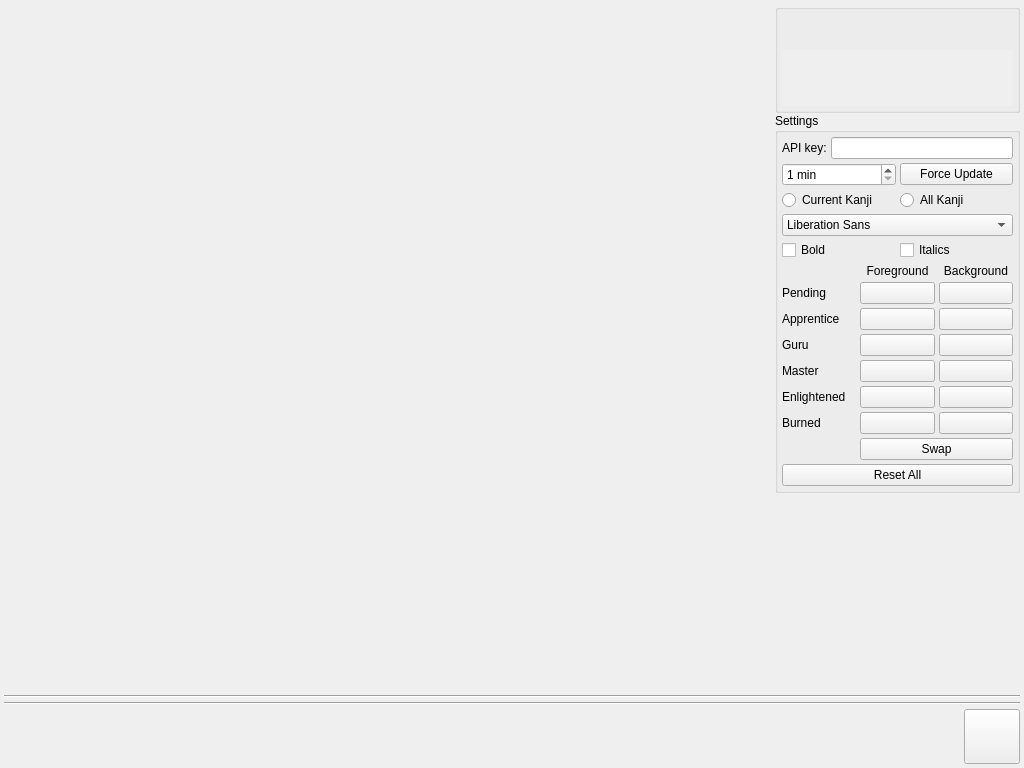
Above: src/widget.ui from agarny/wanikani before the change. Below: the same form after it.
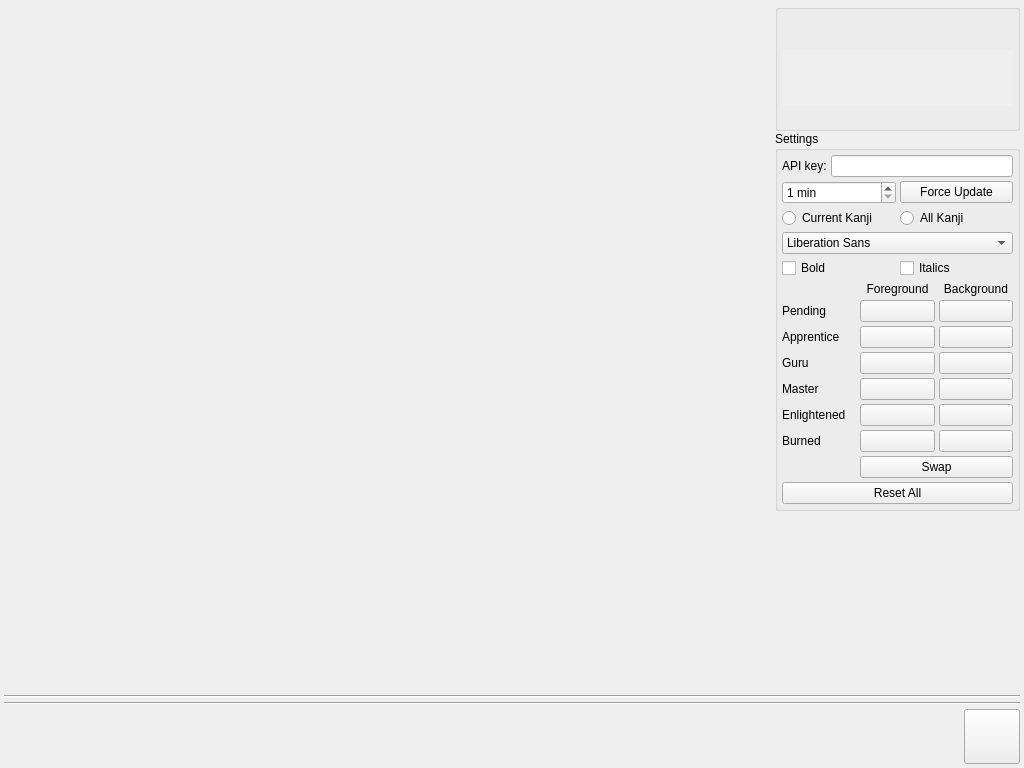
That is the form after the change. Icons and pictures are not drawn.

Commit message: Now show how soon we could level up.

The edit to the form file:
```diff
--- a/src/widget.ui
+++ b/src/widget.ui
@@ -179,6 +179,9 @@
               </item>
              </layout>
             </item>
+            <item>
+             <widget class="QLabel" name="levelUpValue"/>
+            </item>
            </layout>
           </widget>
          </item>
```
The commit also changes 2 other files.
